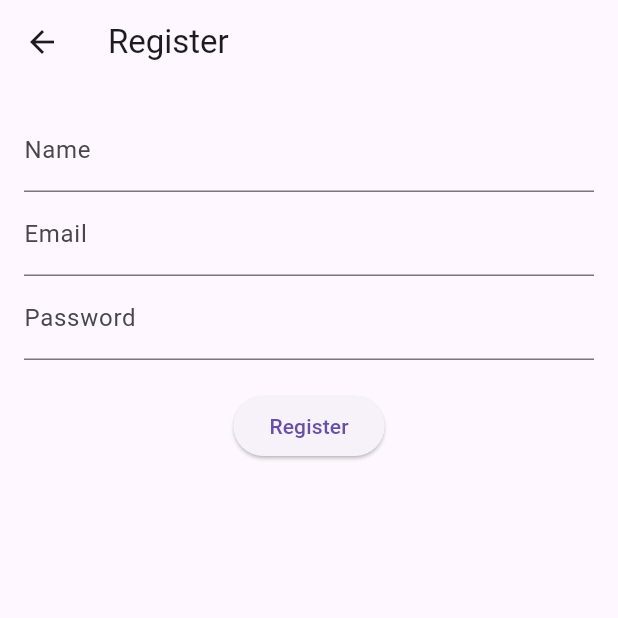
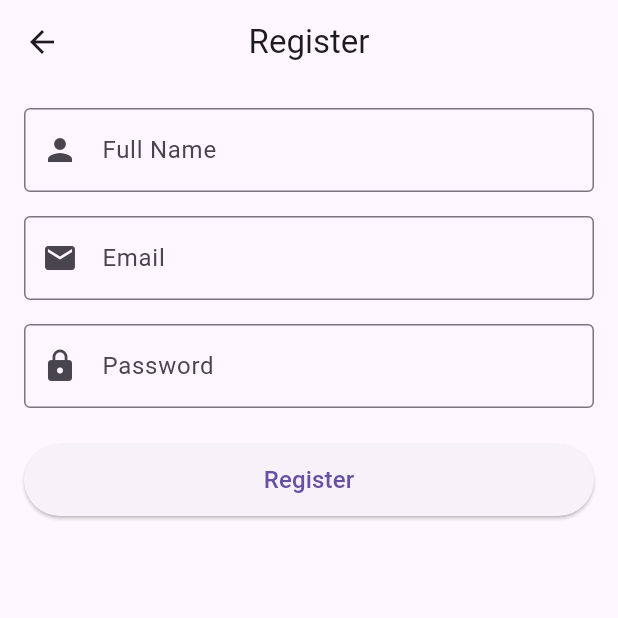
Before and after one commit to muhammadhassanmahar/garizone, a Flutter app: the screen it shows after launch, after a tap on "Create an account", on a phone screen of 412 x 824 dp, the top half of it. Run offline on Flutter 3.47's test engine with Material 3 defaults, Android fonts, the phone set to English and light mode, and no system bars; network calls fail.

Commit message:
Updated: <yaha update ka short note likho>

```diff
--- a/lib/main.dart
+++ b/lib/main.dart
@@ -1,10 +1,12 @@
 import 'package:flutter/material.dart';
 import 'package:provider/provider.dart';
 import 'providers/auth_provider.dart';
+import 'providers/ai_provider.dart';
 import 'screens/splash_screen.dart';
 import 'screens/login_screen.dart';
 import 'screens/register_screen.dart';
 import 'screens/home_screen.dart';
+import 'screens/ai_chat_screen.dart';
 
 void main() {
   runApp(const GarizoneApp());
@@ -18,6 +20,7 @@
     return MultiProvider(
       providers: [
         ChangeNotifierProvider(create: (_) => AuthProvider()),
+        ChangeNotifierProvider(create: (_) => AIProvider()), // ✅ Added here
       ],
       child: MaterialApp(
         debugShowCheckedModeBanner: false,
@@ -31,6 +34,7 @@
           '/login': (_) => const LoginScreen(),
           '/register': (_) => const RegisterScreen(),
           '/home': (_) => const HomeScreen(),
+          '/ai_chat': (_) => const AIChatScreen(), // ✅ Added route
         },
       ),
     );
--- a/lib/screens/login_screen.dart
+++ b/lib/screens/login_screen.dart
@@ -1,7 +1,7 @@
 import 'package:flutter/material.dart';
+import 'package:provider/provider.dart';
+import '../providers/auth_provider.dart';
 import 'register_screen.dart';
-import '../providers/auth_provider.dart';
-import 'package:provider/provider.dart';
 import 'home_screen.dart';
 
 class LoginScreen extends StatefulWidget {
@@ -16,6 +16,7 @@ class _LoginScreenState extends State<LoginScreen> {
   final _passwordController = TextEditingController();
   bool isLoading = false;
 
+  /// ✅ Login function
   Future<void> _login() async {
     setState(() => isLoading = true);
     try {
@@ -25,14 +26,22 @@ class _LoginScreenState extends State<LoginScreen> {
         _passwordController.text.trim(),
       );
 
-      if (success && mounted) {
+      if (!mounted) return;
+
+      if (success) {
         Navigator.pushReplacement(
           context,
           MaterialPageRoute(builder: (_) => const HomeScreen()),
         );
       } else {
         ScaffoldMessenger.of(context).showSnackBar(
-          const SnackBar(content: Text("Invalid credentials")),
+          const SnackBar(content: Text("Invalid email or password")),
+        );
+      }
+    } catch (e) {
+      if (mounted) {
+        ScaffoldMessenger.of(context).showSnackBar(
+          SnackBar(content: Text("Error: ${e.toString()}")),
         );
       }
     } finally {
@@ -41,29 +50,58 @@ class _LoginScreenState extends State<LoginScreen> {
   }
 
   @override
+  void dispose() {
+    _emailController.dispose();
+    _passwordController.dispose();
+    super.dispose();
+  }
+
+  @override
   Widget build(BuildContext context) {
     return Scaffold(
-      appBar: AppBar(title: const Text("Login")),
+      appBar: AppBar(
+        title: const Text("Login"),
+        centerTitle: true,
+      ),
       body: Padding(
         padding: const EdgeInsets.all(16.0),
         child: Column(
+          mainAxisAlignment: MainAxisAlignment.center,
           children: [
             TextField(
               controller: _emailController,
-              decoration: const InputDecoration(labelText: "Email"),
+              keyboardType: TextInputType.emailAddress,
+              decoration: const InputDecoration(
+                labelText: "Email",
+                border: OutlineInputBorder(),
+                prefixIcon: Icon(Icons.email),
+              ),
             ),
+            const SizedBox(height: 16),
             TextField(
               controller: _passwordController,
-              decoration: const InputDecoration(labelText: "Password"),
               obscureText: true,
+              decoration: const InputDecoration(
+                labelText: "Password",
+                border: OutlineInputBorder(),
+                prefixIcon: Icon(Icons.lock),
+              ),
             ),
-            const SizedBox(height: 20),
-            ElevatedButton(
-              onPressed: isLoading ? null : _login,
-              child: isLoading
-                  ? const CircularProgressIndicator(color: Colors.white)
-                  : const Text("Login"),
+            const SizedBox(height: 24),
+            SizedBox(
+              width: double.infinity,
+              height: 48,
+              child: ElevatedButton(
+                onPressed: isLoading ? null : _login,
+                child: isLoading
+                    ? const CircularProgressIndicator(color: Colors.white)
+                    : const Text(
+                        "Login",
+                        style: TextStyle(fontSize: 16),
+                      ),
+              ),
             ),
+            const SizedBox(height: 16),
             TextButton(
               onPressed: () {
                 Navigator.push(
@@ -72,7 +110,7 @@ class _LoginScreenState extends State<LoginScreen> {
                 );
               },
               child: const Text("Create an account"),
-            )
+            ),
           ],
         ),
       ),
--- a/lib/screens/register_screen.dart
+++ b/lib/screens/register_screen.dart
@@ -1,6 +1,6 @@
 import 'package:flutter/material.dart';
+import 'package:provider/provider.dart';
 import '../providers/auth_provider.dart';
-import 'package:provider/provider.dart';
 
 class RegisterScreen extends StatefulWidget {
   const RegisterScreen({super.key});
@@ -15,6 +15,7 @@ class _RegisterScreenState extends State<RegisterScreen> {
   final _passwordController = TextEditingController();
   bool isLoading = false;
 
+  /// ✅ Registration logic
   Future<void> _register() async {
     setState(() => isLoading = true);
     try {
@@ -25,11 +26,22 @@ class _RegisterScreenState extends State<RegisterScreen> {
         _passwordController.text.trim(),
       );
 
-      if (success && mounted) {
+      if (!mounted) return;
+
+      if (success) {
+        ScaffoldMessenger.of(context).showSnackBar(
+          const SnackBar(content: Text("Registration successful! Please log in.")),
+        );
         Navigator.pop(context);
       } else {
         ScaffoldMessenger.of(context).showSnackBar(
-          const SnackBar(content: Text("Registration failed")),
+          const SnackBar(content: Text("Registration failed. Try again.")),
+        );
+      }
+    } catch (e) {
+      if (mounted) {
+        ScaffoldMessenger.of(context).showSnackBar(
+          SnackBar(content: Text("Error: ${e.toString()}")),
         );
       }
     } finally {
@@ -38,34 +50,70 @@ class _RegisterScreenState extends State<RegisterScreen> {
   }
 
   @override
+  void dispose() {
+    _nameController.dispose();
+    _emailController.dispose();
+    _passwordController.dispose();
+    super.dispose();
+  }
+
+  @override
   Widget build(BuildContext context) {
     return Scaffold(
-      appBar: AppBar(title: const Text("Register")),
+      appBar: AppBar(
+        title: const Text("Register"),
+        centerTitle: true,
+      ),
       body: Padding(
         padding: const EdgeInsets.all(16.0),
+        child: SingleChildScrollView(
           child: Column(
+            mainAxisAlignment: MainAxisAlignment.center,
             children: [
               TextField(
                 controller: _nameController,
-              decoration: const InputDecoration(labelText: "Name"),
+                decoration: const InputDecoration(
+                  labelText: "Full Name",
+                  border: OutlineInputBorder(),
+                  prefixIcon: Icon(Icons.person),
                 ),
+              ),
+              const SizedBox(height: 16),
               TextField(
                 controller: _emailController,
-              decoration: const InputDecoration(labelText: "Email"),
+                keyboardType: TextInputType.emailAddress,
+                decoration: const InputDecoration(
+                  labelText: "Email",
+                  border: OutlineInputBorder(),
+                  prefixIcon: Icon(Icons.email),
                 ),
+              ),
+              const SizedBox(height: 16),
               TextField(
                 controller: _passwordController,
-              decoration: const InputDecoration(labelText: "Password"),
                 obscureText: true,
+                decoration: const InputDecoration(
+                  labelText: "Password",
+                  border: OutlineInputBorder(),
+                  prefixIcon: Icon(Icons.lock),
                 ),
-            const SizedBox(height: 20),
-            ElevatedButton(
+              ),
+              const SizedBox(height: 24),
+              SizedBox(
+                width: double.infinity,
+                height: 48,
+                child: ElevatedButton(
                   onPressed: isLoading ? null : _register,
                   child: isLoading
                       ? const CircularProgressIndicator(color: Colors.white)
-                  : const Text("Register"),
+                      : const Text(
+                          "Register",
+                          style: TextStyle(fontSize: 16),
+                        ),
+                ),
               ),
             ],
+          ),
         ),
       ),
     );
```
Also changed, not shown: lib/models/car_model.dart (+12 -6 lines), lib/providers/chat_provider.dart (+15 -3 lines), lib/providers/favorites_provider.dart (+33 -11 lines), lib/screens/car_details_screen.dart (+35 -8 lines), lib/screens/favorites_screen.dart (+22 -8 lines), lib/services/api_service.dart (+37 -17 lines), lib/widgets/car_card.dart (deleted, +0 -79 lines). Lines whose indentation alone changed are shown as unchanged.
